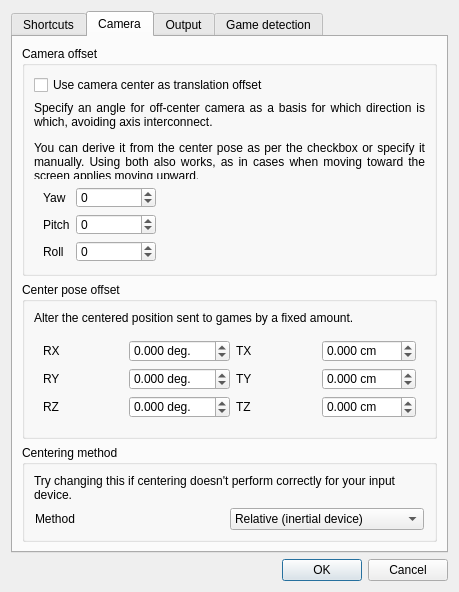
Qt form gui/options-dialog.ui (opentrack/opentrack) before a commit.
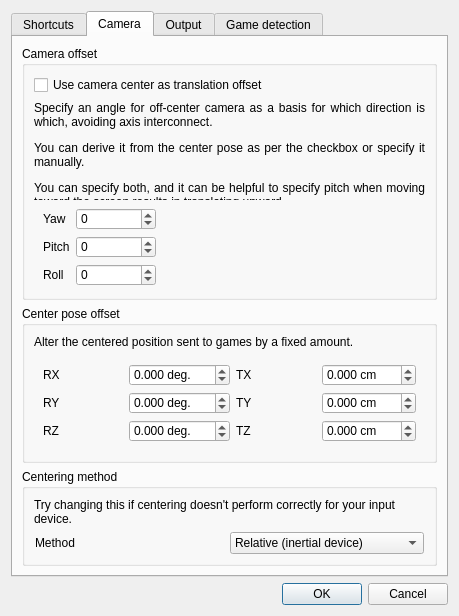
The same form after that commit. The open tabs and pages were chosen to show the change. Icons and pictures are not drawn. Custom widgets are drawn as their Qt base class.

Commit message: gui: reword auto-offset description

```diff
--- a/gui/options-dialog.ui
+++ b/gui/options-dialog.ui
@@ -7,7 +7,7 @@
     <x>0</x>
     <y>0</y>
     <width>459</width>
-    <height>590</height>
+    <height>616</height>
    </rect>
   </property>
   <property name="windowTitle">
@@ -388,7 +388,9 @@
             <property name="text">
              <string>&lt;html&gt;&lt;head/&gt;&lt;body&gt;&lt;p&gt;Specify an angle for off-center camera as a basis for which direction is which, avoiding axis interconnect.&lt;/p&gt;
 
-&lt;p&gt;You can derive it from the center pose as per the checkbox or specify it manually. Using both also works, as in cases when moving toward the screen applies moving upward.&lt;/p&gt;&lt;/body&gt;&lt;/html&gt;</string>
+&lt;p&gt;You can derive it from the center pose as per the checkbox or specify it manually.&lt;/p&gt;
+
+&lt;p&gt;You can specify both, and it can be helpful to specify pitch when moving toward the screen results in translating upward.&lt;/p&gt;&lt;/body&gt;&lt;/html&gt;</string>
             </property>
             <property name="alignment">
              <set>Qt::AlignJustify|Qt::AlignVCenter</set>
```
